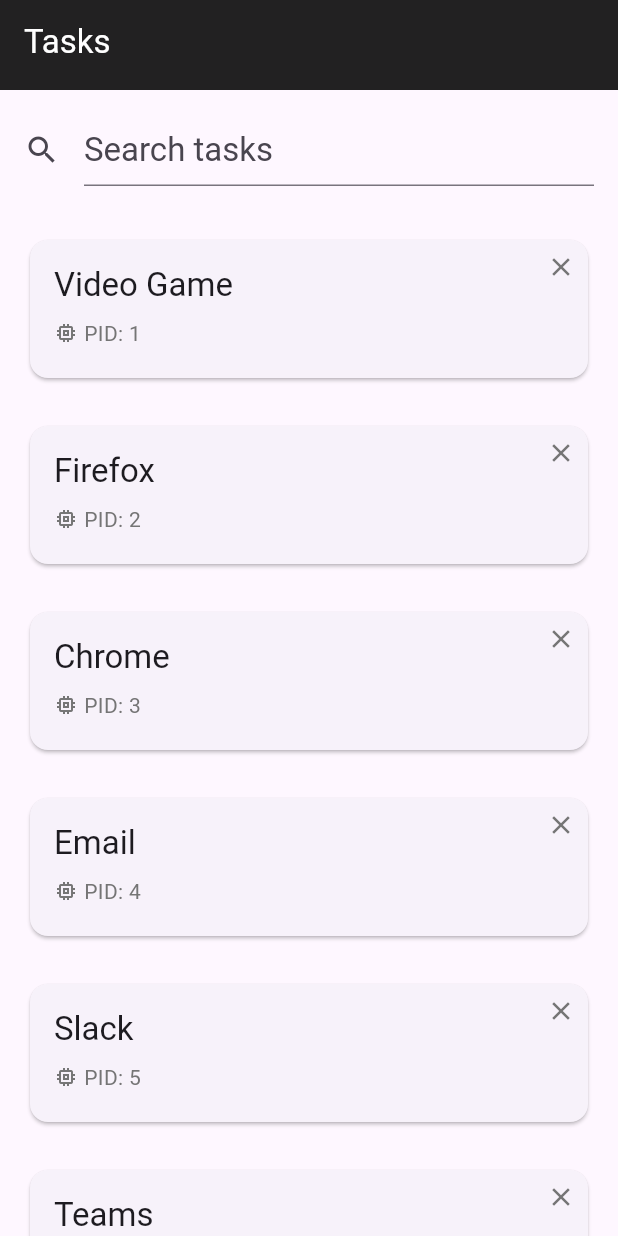
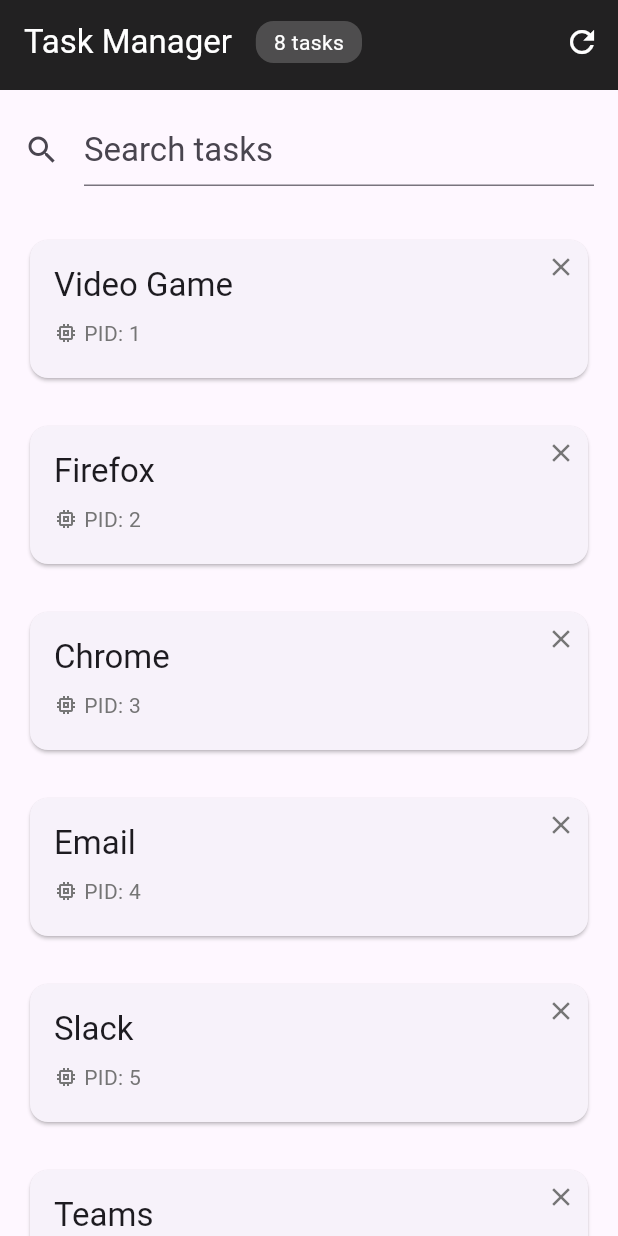
Before and after one commit to MichaelCBarilla/flutter_task_manager, a Flutter app: the screen it shows after launch, on a phone screen of 412 x 824 dp. Run offline on Flutter 3.47's test engine with Material 3 defaults, Android fonts, the phone set to English and light mode, and no system bars; drawn by our look-alikes of flutter_layout_grid; our stand-ins replace flutter_riverpod, go_router, riverpod_annotation; generated files the repository leaves out were written again.

Commit message:
update home app bar to include refresh task button

```diff
--- a/lib/src/features/tasks/presentation/home_app_bar.dart
+++ b/lib/src/features/tasks/presentation/home_app_bar.dart
@@ -1,5 +1,6 @@
 import 'package:flutter/material.dart';
 import 'package:flutter_riverpod/flutter_riverpod.dart';
+import 'package:flutter_task_manager/src/features/tasks/presentation/tasks_controller.dart';
 import 'package:flutter_task_manager/src/localization/string_hardcoded.dart';
 
 class HomeAppBar extends ConsumerWidget implements PreferredSizeWidget {
@@ -7,7 +8,39 @@ class HomeAppBar extends ConsumerWidget implements PreferredSizeWidget {
 
   @override
   Widget build(BuildContext context, WidgetRef ref) {
-    return AppBar(title: Text('Tasks'.hardcoded), actions: []);
+    final tasksValue = ref.watch(tasksControllerProvider);
+
+    return AppBar(
+      title: Row(
+        children: [
+          Text('Task Manager'.hardcoded),
+          const SizedBox(width: 16),
+          if (tasksValue.hasValue)
+            Container(
+              padding: const EdgeInsets.symmetric(horizontal: 12, vertical: 4),
+              decoration: BoxDecoration(
+                color: Colors.white.withOpacity(0.2),
+                borderRadius: BorderRadius.circular(12),
+              ),
+              child: Text(
+                '${tasksValue.value!.length} tasks',
+                style: Theme.of(
+                  context,
+                ).textTheme.bodyMedium?.copyWith(color: Colors.white),
+              ),
+            ),
+        ],
+      ),
+      actions: [
+        IconButton(
+          icon: const Icon(Icons.refresh),
+          onPressed: () {
+            ref.read(tasksControllerProvider.notifier).refresh();
+          },
+          tooltip: 'Refresh tasks'.hardcoded,
+        ),
+      ],
+    );
   }
 
   @override
```
